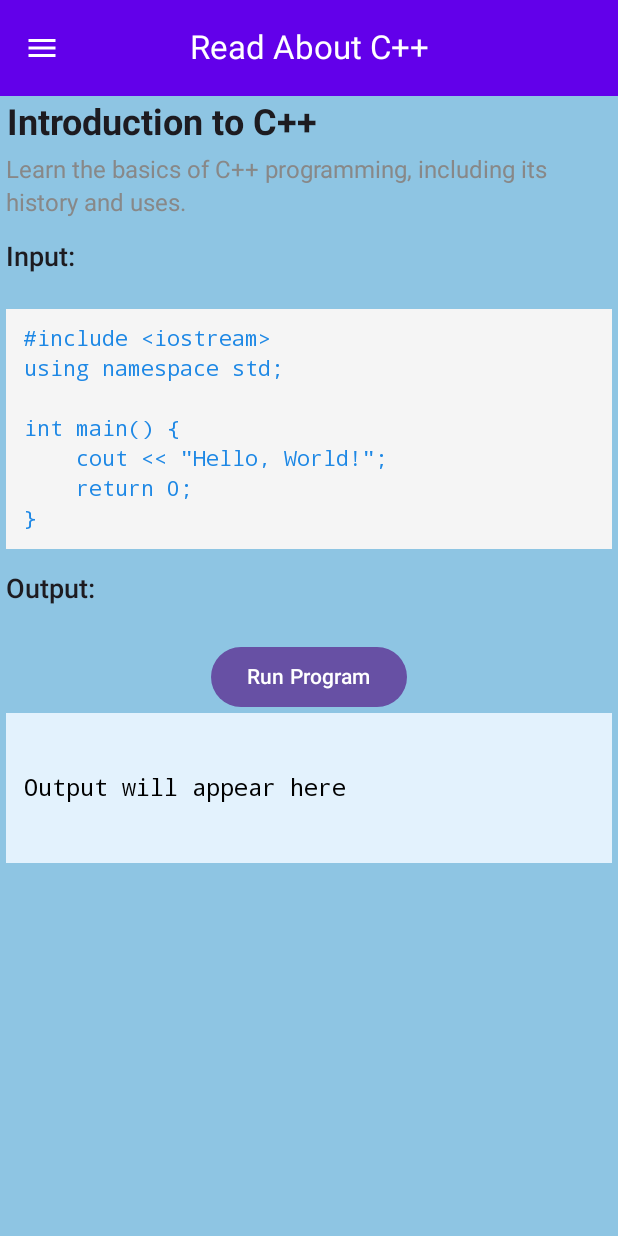
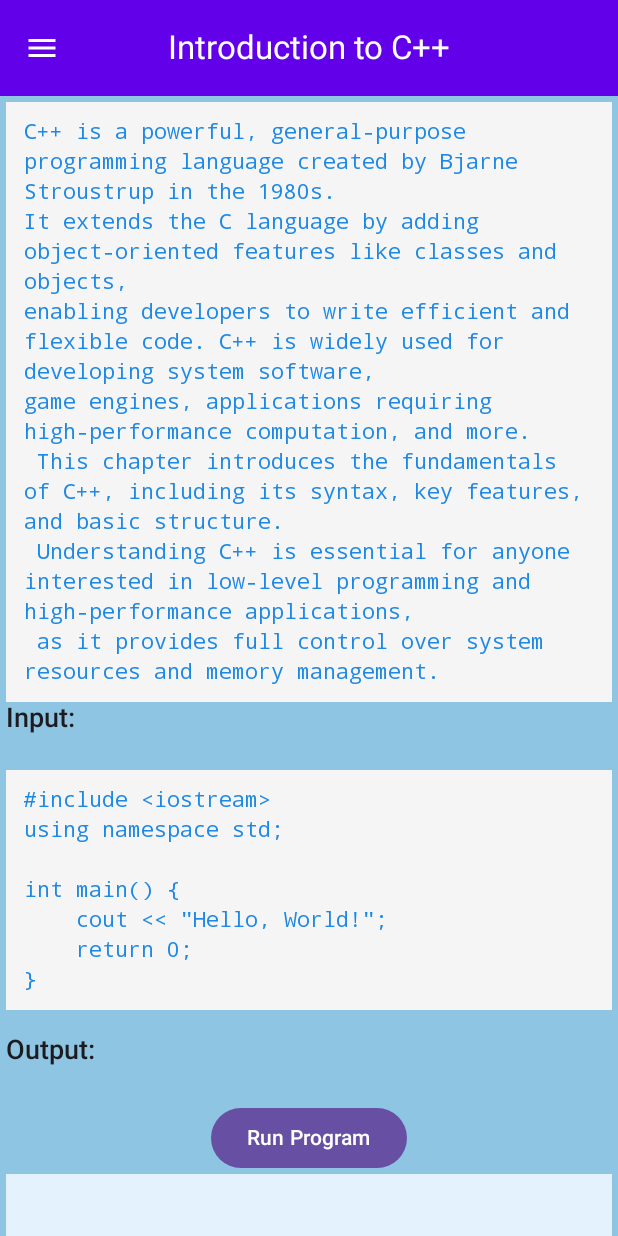
Before and after one commit to devabhishekagrahari/programming_mess, an Android app built with Jetpack Compose: the screen it shows after launch (MainActivity), after a tap on "Introduction to C++", on a phone screen of 412 x 824 dp. Run offline under Robolectric (Android 15) with nearby library versions, the light colour scheme and no system bars.

Commit message:
initial-13jan

```diff
--- a/app/src/main/java/dev/abhishekagrahari/programming_mess/MainActivity.kt
+++ b/app/src/main/java/dev/abhishekagrahari/programming_mess/MainActivity.kt
@@ -6,7 +6,8 @@ import androidx.activity.compose.setContent
 import androidx.activity.enableEdgeToEdge
 
 import androidx.navigation.compose.rememberNavController
-import dev.abhishekagrahari.programming_mess.navigation.navigationGraph
+import dev.abhishekagrahari.programming_mess.navigation.NavigationGraph
+
 
 
 class MainActivity : ComponentActivity() {
@@ -14,7 +15,7 @@ class MainActivity : ComponentActivity() {
         super.onCreate(savedInstanceState)
         enableEdgeToEdge()
         setContent {
-           navigationGraph(navController = rememberNavController())
+           NavigationGraph(navController = rememberNavController())
         }
     }
 }
--- a/app/src/main/java/dev/abhishekagrahari/programming_mess/navigation/navigationGraph.kt
+++ b/app/src/main/java/dev/abhishekagrahari/programming_mess/navigation/navigationGraph.kt
@@ -4,19 +4,23 @@ import androidx.compose.runtime.Composable
 import androidx.navigation.NavHostController
 import androidx.navigation.compose.NavHost
 import androidx.navigation.compose.composable
+import dev.abhishekagrahari.programming_mess.view.AboutUsScreen
+import dev.abhishekagrahari.programming_mess.view.BaseLayout
 import dev.abhishekagrahari.programming_mess.view.ChapterList
-import dev.abhishekagrahari.programming_mess.view.baseLayout
+import dev.abhishekagrahari.programming_mess.view.ContactUsScreen
+
 import dev.abhishekagrahari.programming_mess.view.chapterList
-import dev.abhishekagrahari.programming_mess.view.cppUiView
+import dev.abhishekagrahari.programming_mess.view.CppUiView
 
 @Composable
-fun navigationGraph(navController: NavHostController) {
+fun NavigationGraph(navController: NavHostController) {
     NavHost(navController = navController, startDestination = "home") {
         composable("cppUiView/{title}/{description}/{inputCodeSnippet}/{outputCodeSnippet}") { backStackEntry ->
-            baseLayout {
-                cppUiView(
-                    navController = navController,
-                    title = backStackEntry.arguments?.getString("title") ?: "",
+            BaseLayout(
+                title = backStackEntry.arguments?.getString("title") ?: "",
+                navController = navController ,
+            ) {
+                CppUiView(
                     description = backStackEntry.arguments?.getString("description") ?: "",
                     inputCodeSnippet = backStackEntry.arguments?.getString("inputCodeSnippet")
                         ?: "",
@@ -26,11 +30,22 @@ fun navigationGraph(navController: NavHostController) {
             }
         }
         composable("home"){
-            baseLayout { ChapterList(
+            BaseLayout (
+                navController = navController
+            ){ ChapterList(
                 chapters = chapterList,
                 navController = navController
             ) }
         }
-        // Other composables
+        composable("contact_us"){
+            BaseLayout(navController = navController , title ="Contact Us") {
+                ContactUsScreen()
+            }
+        }
+        composable("about"){
+            BaseLayout(navController = navController , title = " About us") {
+                AboutUsScreen()
+            }
+        }
     }
 }
--- a/app/src/main/java/dev/abhishekagrahari/programming_mess/view/baseLayout.kt
+++ b/app/src/main/java/dev/abhishekagrahari/programming_mess/view/baseLayout.kt
@@ -1,36 +1,55 @@
 package dev.abhishekagrahari.programming_mess.view
 
 import androidx.compose.foundation.background
+import androidx.compose.foundation.clickable
 import androidx.compose.foundation.layout.*
 import androidx.compose.material.icons.Icons
 import androidx.compose.material.icons.filled.Menu
 import androidx.compose.material3.*
 import androidx.compose.runtime.Composable
-import androidx.compose.ui.Alignment
+import androidx.compose.runtime.rememberCoroutineScope
 import androidx.compose.ui.Modifier
 import androidx.compose.ui.graphics.Color
 import androidx.compose.ui.text.TextStyle
-import androidx.compose.ui.tooling.preview.Preview
 import androidx.compose.ui.unit.dp
 import androidx.compose.ui.unit.sp
+import kotlinx.coroutines.launch
+import androidx.navigation.NavController
+import androidx.navigation.compose.rememberNavController
+import kotlinx.coroutines.CoroutineScope
+import kotlinx.coroutines.coroutineScope
 
 @OptIn(ExperimentalMaterial3Api::class)
 @Composable
-fun baseLayout(
-    content: @Composable () -> Unit
+fun BaseLayout(
+    navController: NavController ,
+    drawerState: DrawerState = rememberDrawerState(DrawerValue.Closed),
+    title: String = "Learn About C++",
+    content: @Composable () -> Unit,
 ) {
     val primaryColor = Color(0xFF6200EA) // Custom Primary Color
     val onPrimaryColor = Color.White    // Custom On Primary Color
-    val secondaryColor = Color(0xFF03DAC6) // Custom Secondary Color
-    val surfaceColor = Color(0xFFF5F5F5)  // Custom Surface Color
-    val onSurfaceColor = Color(0xFF000000) // Custom On Surface Color
+    val coroutineScope = rememberCoroutineScope()
 
+    ModalNavigationDrawer(
+        drawerState = drawerState,
+        gesturesEnabled = true,
+        modifier = Modifier
+            .background(Color(0xFF8EC5E3))
+            .fillMaxSize(),
+        drawerContent = {
+            if(drawerState.isOpen){
+                Spacer(modifier= Modifier.height(32.dp))
+            DrawerContent(navController = navController, coroutineScope = coroutineScope, drawerState = drawerState)
+        }
+        }
+    ) {
         Scaffold(
             topBar = {
                 CenterAlignedTopAppBar(
                     title = {
                         Text(
-                        text = "Read About C++",
+                            text = title,
                             style = TextStyle(
                                 fontSize = 22.sp,
                                 color = onPrimaryColor
@@ -39,10 +58,13 @@ fun baseLayout(
                     },
                     navigationIcon = {
                         IconButton(onClick = {
-                        // Add action for the hamburger icon
+                            coroutineScope.launch {
+                                if (drawerState.isClosed) drawerState.open()
+                                else drawerState.close()
+                            }
                         }) {
                             Icon(
-                            imageVector = Icons.Default.Menu,
+                                imageVector = Icons.Filled.Menu,
                                 contentDescription = "Menu Icon",
                                 tint = onPrimaryColor
                             )
@@ -54,22 +76,67 @@ fun baseLayout(
                 )
             },
             content = { paddingValues ->
-            Box(
-                modifier = Modifier
-                    .fillMaxSize()
-                    .padding(paddingValues),
-                contentAlignment = Alignment.TopStart
-            ) {
-                Column(
-                    modifier = Modifier
-                        .fillMaxSize()
-                        .background(color = Color(0xFF8EC5E3)),
-                    verticalArrangement = Arrangement.Top,
-                    horizontalAlignment = Alignment.Start
+                Surface(
+                    modifier = Modifier.padding(paddingValues),
+                    color = Color(0xFF8EC5E3)
                 ) {
                     content()
                 }
             }
-        }
         )
     }
+}
+
+@Composable
+fun DrawerContent(navController: NavController,coroutineScope: CoroutineScope , drawerState: DrawerState) {
+    Column(modifier = Modifier.padding(top =50.dp).background(Color.White).fillMaxSize()) {
+        DrawerItem(
+            coroutineScope = coroutineScope,
+            text = "Homepage",
+            navController = navController,
+            viewid = "home",
+            drawerState = drawerState
+        )
+        DrawerItem(
+            coroutineScope=coroutineScope ,
+            text = "Contact Us",
+            navController = navController,
+            viewid = "contact_us",
+            drawerState = drawerState
+        )
+        DrawerItem(
+            coroutineScope = coroutineScope ,
+            text = "About",
+            navController = navController,
+            viewid = "about",
+            drawerState = drawerState
+        )
+    }
+}
+
+@Composable
+fun DrawerItem(text: String, coroutineScope: CoroutineScope , navController: NavController, viewid: String, drawerState: DrawerState) {
+    Card(
+        modifier = Modifier
+            .fillMaxWidth()
+            .padding(8.dp)
+            .clickable {
+                navController.navigate(viewid)
+                // Close the drawer after clicking on an item
+                coroutineScope.launch {
+                    drawerState.close()
+                }
+            },
+        shape = MaterialTheme.shapes.medium,
+        elevation = CardDefaults.cardElevation(defaultElevation = 4.dp)
+    ) {
+        Text(
+            text = text,
+            modifier = Modifier
+                .fillMaxWidth().padding(8.dp)
+                .padding(8.dp),
+            style = TextStyle(fontSize = 18.sp)
+        )
+    }
+    HorizontalDivider()
+}
--- a/app/src/main/java/dev/abhishekagrahari/programming_mess/view/chapterListView.kt
+++ b/app/src/main/java/dev/abhishekagrahari/programming_mess/view/chapterListView.kt
@@ -23,7 +23,15 @@ import androidx.navigation.NavController
 val chapterList = listOf(
     chapterData(
             title = "Introduction to C++",
-        description = "Learn the basics of C++ programming, including its history and uses.",
+    description = """
+        C++ is a powerful, general-purpose programming language created by Bjarne Stroustrup in the 1980s.
+        It extends the C language by adding object-oriented features like classes and objects,
+        enabling developers to write efficient and flexible code. C++ is widely used for developing system software,
+        game engines, applications requiring high-performance computation, and more.
+         This chapter introduces the fundamentals of C++, including its syntax, key features, and basic structure.
+         Understanding C++ is essential for anyone interested in low-level programming and high-performance applications,
+         as it provides full control over system resources and memory management.
+    """.trimIndent(),
     inputCodeSnippet = """
         #include <iostream>
         using namespace std;
--- a/app/src/main/java/dev/abhishekagrahari/programming_mess/view/cppUiView.kt
+++ b/app/src/main/java/dev/abhishekagrahari/programming_mess/view/cppUiView.kt
@@ -14,15 +14,13 @@ import androidx.compose.ui.text.style.TextAlign
 import androidx.compose.ui.unit.dp
 import androidx.compose.ui.unit.sp
 import androidx.compose.ui.text.font.FontFamily
-import androidx.navigation.NavHostController
+
 
 @Composable
-fun cppUiView(
-    title: String,
+fun CppUiView(
     description: String,
     inputCodeSnippet: String,
     outputCodeSnippet: String,
-    navController: NavHostController
 ) {
     // State for input and output
     var programOutput by remember { mutableStateOf("Output will appear here") }
@@ -35,27 +33,21 @@ fun cppUiView(
         horizontalAlignment = Alignment.Start
     ) {
 
-        // Title
-        Text(
-            text = title,
-            style = TextStyle(
-                fontSize = 24.sp,
-                fontWeight = FontWeight.Bold,
-                textAlign = TextAlign.Center
-            ),
-            modifier = Modifier.padding(bottom = 8.dp)
-        )
+
 
         // Description
         Text(
             text = description,
             style = TextStyle(
-                fontSize = 16.sp,
-                fontWeight = FontWeight.Normal,
-                color = Color.Gray,
-                lineHeight = 22.sp
+                fontSize = 14.sp,
+                fontFamily = FontFamily.Monospace,
+                color = Color(0xFF1E88E5),
+                lineHeight = 20.sp
             ),
-            modifier = Modifier.padding(bottom = 16.dp)
+            modifier = Modifier
+                .fillMaxWidth()
+                .background(Color(0xFFF5F5F5))
+                .padding(12.dp)
         )
 
         // User Input Field
```
Also changed, not shown: app/build.gradle.kts (+8 -0 lines), app/src/main/java/dev/abhishekagrahari/programming_mess/view/AboutUs.kt (added, +146 -0 lines), app/src/main/java/dev/abhishekagrahari/programming_mess/view/ContactUs.kt (added, +103 -0 lines), app/src/main/java/dev/abhishekagrahari/programming_mess/model/chapterData.kt (line endings or trailing spaces). Lines whose indentation alone changed are shown as unchanged.
